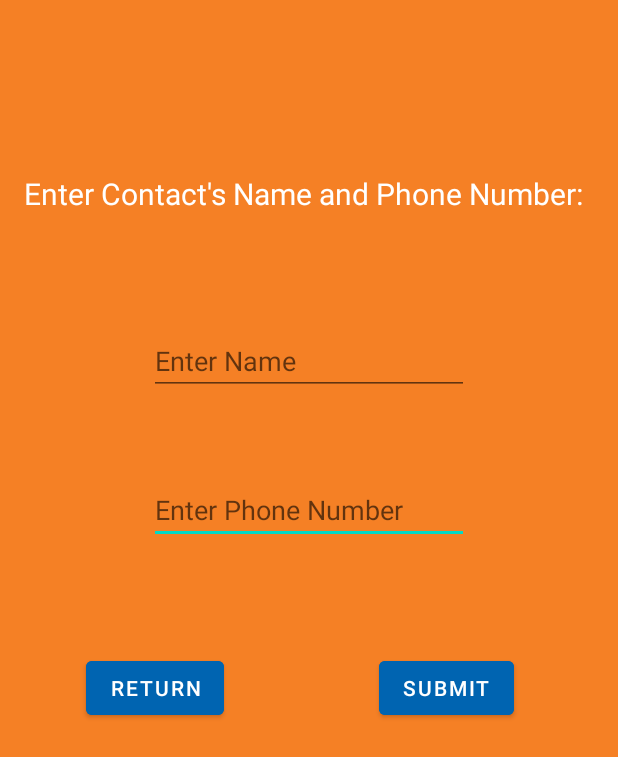
After one commit to ChauPhucNguyen/MaverickBazaar, an Android app: the layout activity_add_contacts.xml on its own in the app's theme, with its tools: preview values and no code run, on a phone screen of 412 x 824 dp. The commit adds this screen. Shown: the top 757 px of the screen. Run offline under Robolectric (Android 15) with nearby library versions, the phone set to English and light mode, and no system bars.

Commit message:
Contacts

```diff
--- a/app/src/main/AndroidManifest.xml
+++ b/app/src/main/AndroidManifest.xml
@@ -68,6 +68,12 @@
             android:name=".Register"
             android:exported="false" />
         <activity
+            android:name=".ChatsMainActivity"
+            android:exported="false" />
+        <activity
+            android:name=".Text"
+            android:exported="false" />
+        <activity
             android:name=".Login"
             android:exported="false" />
         <activity
--- /dev/null
+++ b/app/src/main/res/layout/activity_add_contacts.xml
@@ -0,0 +1,67 @@
+<?xml version="1.0" encoding="utf-8"?>
+<androidx.constraintlayout.widget.ConstraintLayout xmlns:android="http://schemas.android.com/apk/res/android"
+    xmlns:app="http://schemas.android.com/apk/res-auto"
+    xmlns:tools="http://schemas.android.com/tools"
+    android:layout_width="match_parent"
+    android:layout_height="match_parent"
+    android:background="@color/utaorange"
+    tools:context=".AddContacts">
+
+    <EditText
+        android:id="@+id/editTextPhone"
+        android:layout_width="wrap_content"
+        android:layout_height="wrap_content"
+        android:layout_marginTop="54dp"
+        android:ems="10"
+        android:hint="Enter Phone Number"
+        android:inputType="phone"
+        app:layout_constraintStart_toStartOf="@+id/editTextTextPersonName"
+        app:layout_constraintTop_toBottomOf="@+id/editTextTextPersonName" />
+
+    <EditText
+        android:id="@+id/editTextTextPersonName"
+        android:layout_width="wrap_content"
+        android:layout_height="wrap_content"
+        android:layout_marginTop="218dp"
+        android:ems="10"
+        android:hint="Enter Name"
+        android:inputType="text"
+        app:layout_constraintEnd_toEndOf="parent"
+        app:layout_constraintStart_toStartOf="parent"
+        app:layout_constraintTop_toTopOf="parent" />
+
+    <TextView
+        android:id="@+id/textView3"
+        android:layout_width="wrap_content"
+        android:layout_height="wrap_content"
+        android:layout_marginStart="16dp"
+        android:layout_marginTop="115dp"
+        android:layout_marginBottom="121dp"
+        android:text="Enter Contact's Name and Phone Number:"
+        android:textColor="@color/white"
+        android:textSize="20dp"
+        app:layout_constraintBottom_toBottomOf="@+id/editTextTextPersonName"
+        app:layout_constraintStart_toStartOf="parent"
+        app:layout_constraintTop_toTopOf="parent" />
+
+    <Button
+        android:id="@+id/SubmitButton"
+        android:layout_width="wrap_content"
+        android:layout_height="wrap_content"
+        android:layout_marginTop="72dp"
+        android:layout_marginEnd="69dp"
+        android:backgroundTint="@color/utablue"
+        android:text="Submit"
+        app:layout_constraintEnd_toEndOf="parent"
+        app:layout_constraintTop_toBottomOf="@+id/editTextPhone" />
+
+    <Button
+        android:id="@+id/ReturnButton"
+        android:layout_width="wrap_content"
+        android:layout_height="wrap_content"
+        android:layout_marginStart="57dp"
+        android:backgroundTint="@color/utablue"
+        android:text="Return"
+        app:layout_constraintBaseline_toBaselineOf="@+id/SubmitButton"
+        app:layout_constraintStart_toStartOf="parent" />
+</androidx.constraintlayout.widget.ConstraintLayout>
--- a/app/src/main/res/values/colors.xml
+++ b/app/src/main/res/values/colors.xml
@@ -7,4 +7,6 @@
     <color name="teal_700">#FF018786</color>
     <color name="black">#FF000000</color>
     <color name="white">#FFFFFFFF</color>
+    <color name = "utaorange">#f58025</color>
+    <color name = "utablue">#0064b1</color>
 </resources>
```
Also changed, not shown: app/src/main/java/com/example/maverickbazaar/AddContacts.java (added, +57 -0 lines), app/src/main/java/com/example/maverickbazaar/ChatsMainActivity.java (added, +108 -0 lines), app/src/main/java/com/example/maverickbazaar/Contact.java (added, +28 -0 lines), app/src/main/java/com/example/maverickbazaar/ContactAdapter.java (added, +60 -0 lines), app/src/main/java/com/example/maverickbazaar/HomeScreen.java (+10 -0 lines), app/src/main/java/com/example/maverickbazaar/Requests.java (added, +15 -0 lines), app/src/main/java/com/example/maverickbazaar/Text.java (added, +63 -0 lines), app/src/main/res/layout/activity_chats_main_activity.xml (added, +66 -0 lines), app/src/main/res/layout/activity_contact_adapter.xml (added, +21 -0 lines), app/src/main/res/layout/activity_home_screen.xml (+17 -1 lines), app/src/main/res/layout/activity_requests.xml (added, +9 -0 lines), app/src/main/res/layout/activity_text.xml (added, +62 -0 lines), 1 other file.
